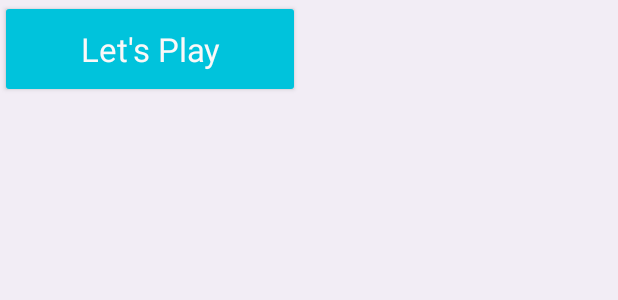
After one commit to SineadGalbraith/Dissertation-Project, an Android app: the layout activity_welcome_screen.xml on its own in the app's theme, with its tools: preview values and no code run, on a phone screen of 412 x 824 dp. The commit adds this screen. Shown: the top 300 px of the screen. Run offline under Robolectric (Android 15) with nearby library versions, the phone set to English and light mode, and no system bars.

Commit message:
Basic welcome screen added. Empty activity for variable introduction added.

```diff
--- /dev/null
+++ b/app/src/main/res/layout/activity_welcome_screen.xml
@@ -0,0 +1,25 @@
+<?xml version="1.0" encoding="utf-8"?>
+<androidx.constraintlayout.widget.ConstraintLayout xmlns:android="http://schemas.android.com/apk/res/android"
+    xmlns:app="http://schemas.android.com/apk/res-auto"
+    xmlns:tools="http://schemas.android.com/tools"
+    android:layout_width="match_parent"
+    android:layout_height="match_parent"
+    android:background="#11833AB7"
+    tools:context=".WelcomeScreen">
+
+    <Button
+        style="@style/Widget.AppCompat.Button"
+        android:id="@+id/PlayButton"
+        android:layout_width="200dp"
+        android:layout_height="65dp"
+        android:layout_centerInParent="true"
+        android:backgroundTint="#00C3DC"
+        android:text="@string/WelcomeScreenButtonText"
+        android:textAlignment="center"
+        android:textAppearance="@style/TextAppearance.AppCompat.Body1"
+        android:textColor="#FBF8F8"
+        android:textSize="22sp"
+        tools:ignore="MissingConstraints"
+        tools:layout_editor_absoluteX="1dp"
+        tools:layout_editor_absoluteY="0dp" />
+</androidx.constraintlayout.widget.ConstraintLayout>
--- a/app/src/main/res/values/strings.xml
+++ b/app/src/main/res/values/strings.xml
@@ -1,3 +1,4 @@
 <resources>
     <string name="app_name">Dissertation</string>
+    <string name="WelcomeScreenButtonText">Let\'s Play</string>
 </resources>
```
Also changed, not shown: app/src/main/AndroidManifest.xml (+6 -2 lines), app/src/main/java/com/dissertation/VariableStartingPage.kt (added, +11 -0 lines), app/src/main/java/com/dissertation/WelcomeScreen.kt (added, +25 -0 lines), app/src/main/res/layout/activity_variable_starting_page.xml (added, +9 -0 lines).
